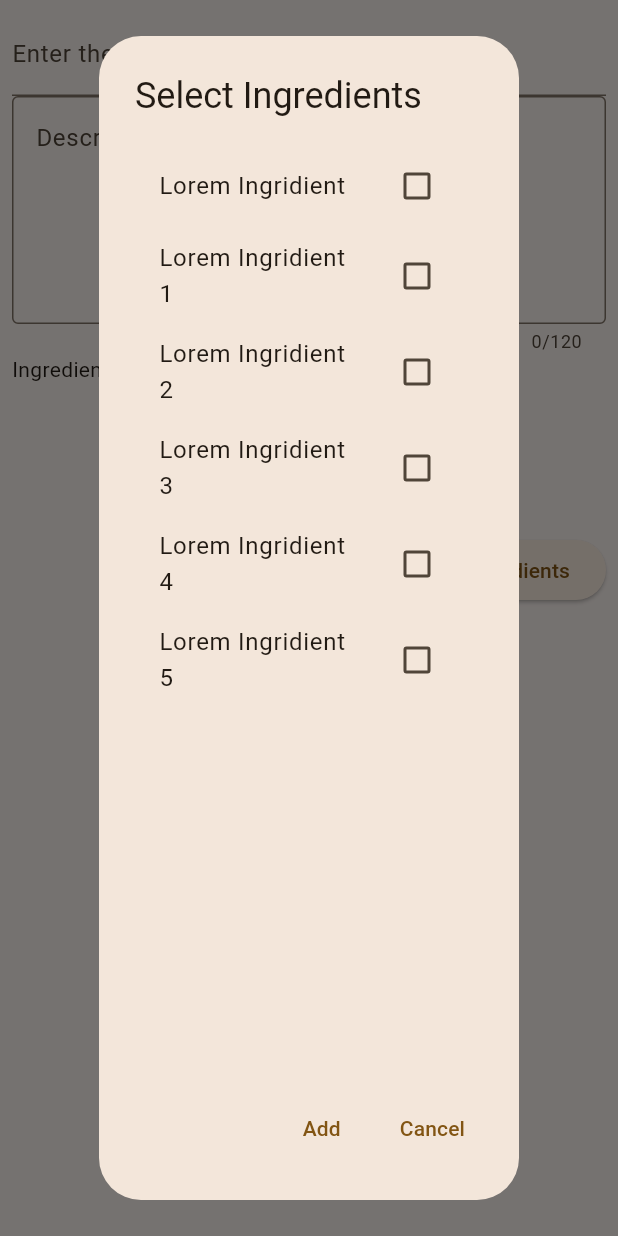
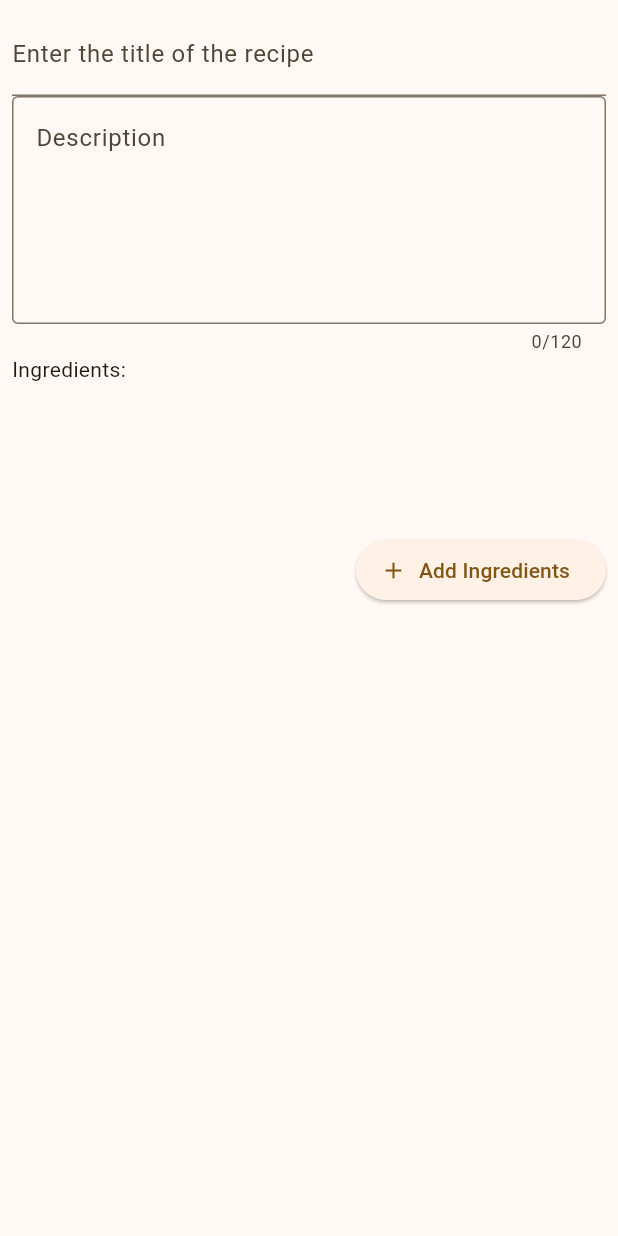
Before and after one commit to Pflipper55/CoffeeNote, a Flutter app: the AddPage widget shown alone on an empty page, opened directly, after a tap on "Add Ingredients", on a phone screen of 412 x 824 dp. Run offline on Flutter 3.47's test engine with Material 3 defaults, Android fonts, the light colour scheme and no system bars; our stand-ins replace flutter_riverpod, riverpod_annotation; missing offline and left inert: const_date_time; statements that could not run were skipped.

Commit message:
Die Auswähldialog geschichte war blödisnn

```diff
--- a/coffee_note/lib/models/ingredient.dart
+++ /dev/null
@@ -1,8 +0,0 @@
-class Ingredient {
-  final int id;
-  final String name;
-  final double amount;
-  final String unit;
-
-  const Ingredient({required this.id, required this.name, required this.amount, required this.unit});
-}
--- /dev/null
+++ b/coffee_note/lib/models/ingredients/ingredient.dart
@@ -0,0 +1,7 @@
+class Ingredient {
+  final String name;
+  final double amount;
+  final String unit;
+
+  const Ingredient({required this.name, required this.amount, required this.unit});
+}
--- a/coffee_note/lib/models/recipe_note.dart
+++ b/coffee_note/lib/models/recipes/recipe_note.dart
@@ -1,4 +1,4 @@
-import 'package:coffee_note/models/ingredient.dart';
+import 'package:coffee_note/models/ingredients/ingredient.dart';
 import 'package:const_date_time/const_date_time.dart';
 
 class RecipeNote {
@@ -10,7 +10,6 @@ class RecipeNote {
   final DateTime brewTime;
   final double brewTemperature; // In Celcius
   final String notes;
-  final int rating; // 1-5
   final List<String> tags;
   final DateTime createdAt;
   final DateTime updatedAt;
@@ -24,7 +23,6 @@ class RecipeNote {
     this.brewTime = const ConstDateTime(0),
     this.brewTemperature = 0.0,
     this.notes = '',
-    this.rating = 0,
     this.tags = const [],
     required this.createdAt,
     required this.updatedAt,
--- a/coffee_note/lib/pages/add_page.dart
+++ b/coffee_note/lib/pages/add_page.dart
@@ -1,5 +1,4 @@
-import 'package:coffee_note/models/ingredient.dart';
-import 'package:coffee_note/providers/ingredient_provider.dart';
+import 'package:coffee_note/models/ingredients/ingredient.dart';
 import 'package:coffee_note/providers/recipe_ingredient_provider.dart';
 import 'package:flutter/material.dart';
 import 'package:flutter_riverpod/flutter_riverpod.dart';
@@ -14,6 +13,16 @@ class _AddPageState extends ConsumerState<AddPage> {
   void initState() {
     super.initState();
   }
+
+  String recipeTitle =  "";
+  String recipeDescription = '';
+  List<Ingredient> recipeIngredients = [];
+  List<String> steps = [];
+  int brewTime = 0;
+  double brewTemperature = 0.0;
+  String notes = '';
+  int rating = 0;
+  List<String> tags = [];
 
   final _formKey = GlobalKey<FormState>();
 
@@ -53,7 +62,9 @@ class _AddPageState extends ConsumerState<AddPage> {
             mainAxisAlignment: MainAxisAlignment.end,
             children: [
               ElevatedButton.icon(
-                onPressed: _openIngredientModal,
+                onPressed: () {
+                  // ToDo show ingredient
+                },
                 icon: Icon(
                   Icons.add
                 ),
@@ -88,53 +99,4 @@ class _AddPageState extends ConsumerState<AddPage> {
     );
   }
 
-  Future<void> _openIngredientModal() async {
-    final allIngredients = ref.watch(allIngredientProvider);
-    final recipeIngredient = ref.watch(recipeIngredientNotifierProvider);
-    Map<int, bool> selectBoxItems = {
-      for(var item in allIngredients) item.id:false
-    };
-    return showDialog(
-      context: context,
-      builder: (BuildContext context) {
-        return StatefulBuilder(
-          builder: (context, setState) =>
-          AlertDialog(
-            title: Text("Select Ingredients"),
-            content: ListView.builder(
-              key: UniqueKey(),
-              itemCount: selectBoxItems.length,
-              itemBuilder: (context, index) {
-                final ingredient = allIngredients[index];
-                return CheckboxListTile(
-                  key: Key(ingredient.id.toString()),
-                  value: selectBoxItems[index],
-                  onChanged: (value) {
-                    setState(() {
-                      selectBoxItems[index] = value!;
-                    });
-                  },
-                  title: Text(allIngredients[index].name),
-                );
-              }
-            ),
-            actions: [
-              TextButton(
-                onPressed: () {
-                  Navigator.of(context).pop();
-                },
-                child: const Text("Add")
-              ),
-              TextButton(
-                onPressed: () {
-                  Navigator.of(context).pop();
-                },
-                child: const Text("Cancel")
-              )
-            ],
-          ),
-        );
-      }
-    );
-  }
 }
--- a/coffee_note/lib/pages/home_page.dart
+++ b/coffee_note/lib/pages/home_page.dart
@@ -1,4 +1,4 @@
-import 'package:coffee_note/models/recipe_note.dart';
+import 'package:coffee_note/models/recipes/recipe_note.dart';
 import 'package:coffee_note/providers/recipe_notes_provider.dart';
 import 'package:flutter/material.dart';
 import 'package:flutter_riverpod/flutter_riverpod.dart';
--- a/coffee_note/lib/providers/ingredient_provider.dart
+++ /dev/null
@@ -1,15 +0,0 @@
-import 'package:coffee_note/models/ingredient.dart';
-import 'package:riverpod_annotation/riverpod_annotation.dart';
-
-// ToDo: Remove
-List<Ingredient> allIngridients = [
-  Ingredient(id: 0, name: "Lorem Ingridient", amount: 2, unit: "g"),
-  Ingredient(id: 1, name: "Lorem Ingridient 1", amount: 3, unit: "g"),
-  Ingredient(id: 2, name: "Lorem Ingridient 2", amount: 4, unit: "g"),
-  Ingredient(id: 3, name: "Lorem Ingridient 3", amount: 5, unit: "g"),
-  Ingredient(id: 4, name: "Lorem Ingridient 4", amount: 6, unit: "g"),
-  Ingredient(id: 5, name: "Lorem Ingridient 5", amount: 7, unit: "g"),
-];
-
-@riverpod
-final allIngredientProvider = Provider((ref) => allIngridients);
--- a/coffee_note/lib/providers/recipe_ingredient_provider.dart
+++ b/coffee_note/lib/providers/recipe_ingredient_provider.dart
@@ -1,13 +1,19 @@
-import 'package:coffee_note/models/ingredient.dart';
+import 'package:coffee_note/models/ingredients/ingredient.dart';
+import 'package:coffee_note/models/recipes/recipe_add_form_state.dart';
 import 'package:flutter_riverpod/flutter_riverpod.dart';
 
-class RecipeIngredientProvider extends Notifier<Set<Ingredient>> {
+class RecipeIngredientProvider extends Notifier<RecipeAddFormState> {
   @override
-  Set<Ingredient> build() {
-    return {};
+  RecipeAddFormState build() {
+    return RecipeAddFormState();
+  }
+
+  void addIngredient(Ingredient ingredient){
+    final updatedIngredients = [...state.ingredients, ingredient];
+    state = state.copyWith(ingredients: updatedIngredients);
   }
 }
 
-final recipeIngredientNotifierProvider = NotifierProvider<RecipeIngredientProvider, Set<Ingredient>>(() {
+final recipeIngredientNotifierProvider = NotifierProvider<RecipeIngredientProvider, RecipeAddFormState>(() {
   return RecipeIngredientProvider();
 });
--- a/coffee_note/lib/providers/recipe_notes_provider.dart
+++ b/coffee_note/lib/providers/recipe_notes_provider.dart
@@ -1,4 +1,4 @@
-import 'package:coffee_note/models/recipe_note.dart';
+import 'package:coffee_note/models/recipes/recipe_note.dart';
 import 'package:riverpod_annotation/riverpod_annotation.dart';
 
 // ToDo: Remove
```
Also changed, not shown: coffee_note/lib/models/recipes/recipe_add_form_state.dart (added, +41 -0 lines).
